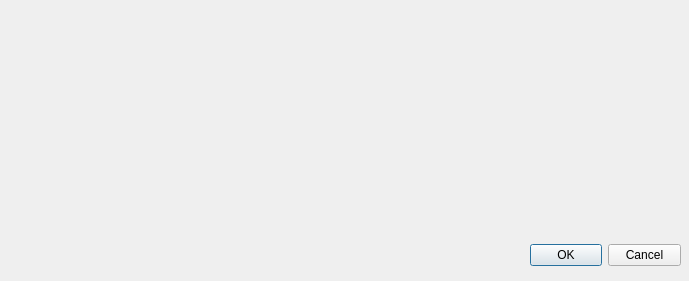
Qt form Superviseur/QSuperviseur/fen_superviseur.ui (SNIRNagios/FinalRemy) before a commit.
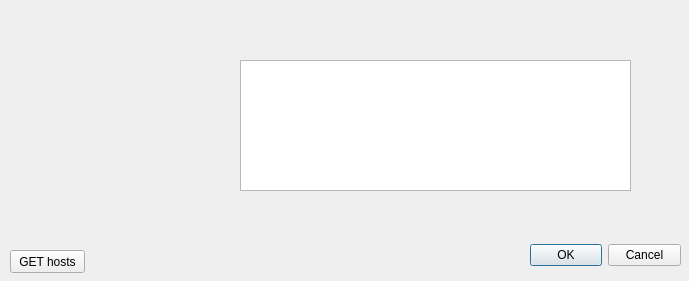
The same form after that commit.

Patch:
```diff
--- a/Superviseur/QSuperviseur/fen_superviseur.ui
+++ b/Superviseur/QSuperviseur/fen_superviseur.ui
@@ -32,8 +32,8 @@
   <widget class="QWidget" name="W_Rectangle" native="true">
    <property name="geometry">
     <rect>
-     <x>100</x>
-     <y>30</y>
+     <x>50</x>
+     <y>60</y>
      <width>181</width>
      <height>61</height>
     </rect>
@@ -42,13 +42,36 @@
   <widget class="QWidget" name="W_RectangleFailure" native="true">
    <property name="geometry">
     <rect>
-     <x>100</x>
-     <y>100</y>
+     <x>50</x>
+     <y>130</y>
      <width>181</width>
      <height>61</height>
     </rect>
    </property>
   </widget>
+  <widget class="QPushButton" name="pushButton">
+   <property name="geometry">
+    <rect>
+     <x>10</x>
+     <y>250</y>
+     <width>75</width>
+     <height>23</height>
+    </rect>
+   </property>
+   <property name="text">
+    <string>GET hosts</string>
+   </property>
+  </widget>
+  <widget class="QTextEdit" name="textEdit">
+   <property name="geometry">
+    <rect>
+     <x>240</x>
+     <y>60</y>
+     <width>391</width>
+     <height>131</height>
+    </rect>
+   </property>
+  </widget>
  </widget>
  <resources/>
  <connections>
```
